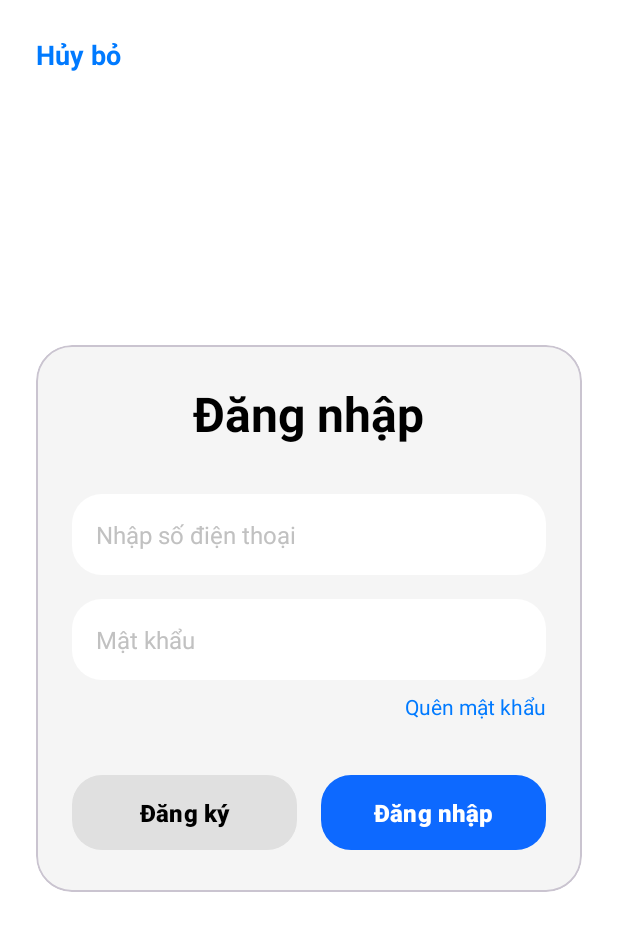
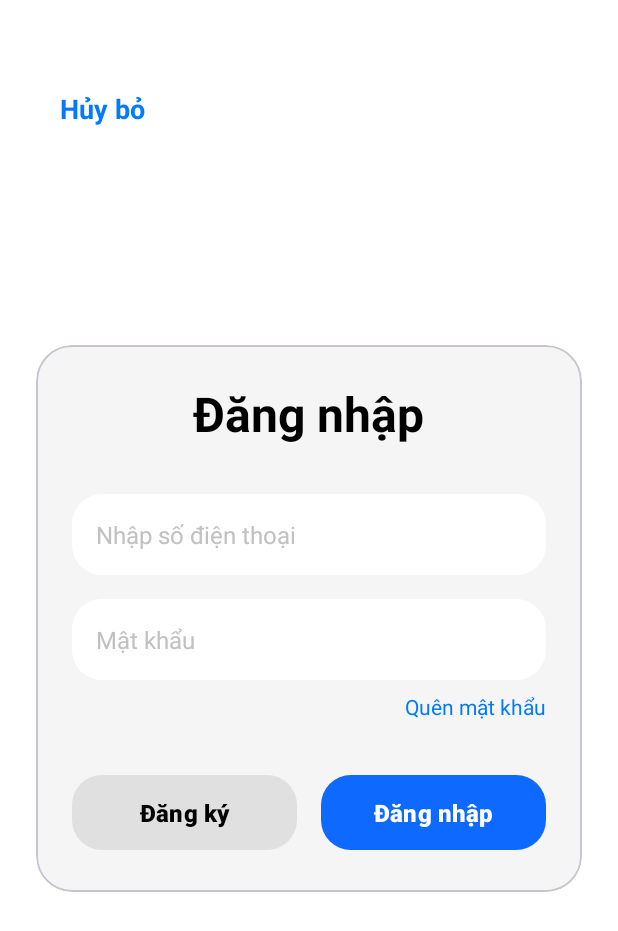
Before and after one commit to PhamNhat2518/android-task-scheduler, an Android app: the layout activity_login.xml on its own in the app's theme, with its tools: preview values and no code run, on a phone screen of 412 x 824 dp. Shown: the top 931 px of the screen. Run offline under Robolectric (Android 15) with nearby library versions, the phone set to English and light mode, and no system bars.

Commit message:
sửa lỗi màn hình login

```diff
--- a/app/src/main/AndroidManifest.xml
+++ b/app/src/main/AndroidManifest.xml
@@ -26,6 +26,9 @@
         <activity android:name=".controller.Activity2" android:exported="false"/>
         <activity android:name=".controller.Activity3" android:exported="false"/>
         <activity android:name=".controller.MainActivity" android:exported="false"/>
+        <activity
+            android:name=".controller.SettingsActivity"
+            android:exported="false" />
     </application>
 
 </manifest>
--- a/app/src/main/java/vn/edu/tlu/appquanlylichtrinh/controller/Activity3.java
+++ b/app/src/main/java/vn/edu/tlu/appquanlylichtrinh/controller/Activity3.java
@@ -7,6 +7,7 @@ import androidx.appcompat.app.AppCompatActivity;
 import com.google.android.material.button.MaterialButton;
 
 import vn.edu.tlu.appquanlylichtrinh.R;
+import vn.edu.tlu.appquanlylichtrinh.controller.MainActivity;
 
 public class Activity3 extends AppCompatActivity {
 
--- /dev/null
+++ b/app/src/main/java/vn/edu/tlu/appquanlylichtrinh/controller/LoginActivity.java
@@ -0,0 +1,6 @@
+package vn.edu.tlu.appquanlylichtrinh.controller;
+
+import android.app.Activity;
+
+public class LoginActivity extends Activity {
+}
--- a/app/src/main/res/layout/activity_login.xml
+++ b/app/src/main/res/layout/activity_login.xml
@@ -7,13 +7,18 @@
     android:layout_height="match_parent"
     android:background="@android:color/white"
     android:padding="24dp"
-    tools:context=".LoginActivity">
+    tools:context=".controller.LoginActivity">
 
     <!-- 1. Nút Hủy bỏ -->
+
+    <!-- 2. Khung đăng nhập chính -->
+
     <TextView
         android:id="@+id/tvCancel"
         android:layout_width="wrap_content"
         android:layout_height="wrap_content"
+        android:layout_marginStart="16dp"
+        android:layout_marginTop="36dp"
         android:text="Hủy bỏ"
         android:textColor="#007AFF"
         android:textSize="18sp"
@@ -21,7 +26,6 @@
         app:layout_constraintStart_toStartOf="parent"
         app:layout_constraintTop_toTopOf="parent" />
 
-    <!-- 2. Khung đăng nhập chính -->
     <com.google.android.material.card.MaterialCardView
         android:layout_width="match_parent"
         android:layout_height="wrap_content"
--- a/app/src/main/res/layout/activity_settings.xml
+++ b/app/src/main/res/layout/activity_settings.xml
@@ -7,7 +7,7 @@
     android:layout_height="match_parent"
     android:background="@android:color/white"
     android:padding="20dp"
-    tools:context=".SettingsActivity">
+    tools:context=".controller.SettingsActivity">
 
     <!-- 1. Thanh tiêu đề tùy chỉnh -->
     <TextView
--- a/app/src/main/res/values-night/themes.xml
+++ b/app/src/main/res/values-night/themes.xml
@@ -2,6 +2,21 @@
     <!-- Base application theme. -->
     <style name="Base.Theme.AppQuanLyLichTrinh" parent="Theme.Material3.DayNight.NoActionBar">
         <!-- Customize your dark theme here. -->
-        <!-- <item name="colorPrimary">@color/my_dark_primary</item> -->
+
+        <!-- Màu chính của ứng dụng (dùng cho Toolbar, Button...) -->
+        <item name="colorPrimary">@color/colorPrimary</item>
+
+        <!-- Màu nền của các thành phần có màu chính (thường là màu chữ) -->
+        <item name="colorOnPrimary">@color/white</item>
+
+        <!-- (Tùy chọn) Màu phụ -->
+        <item name="colorSecondary">@color/colorPrimary</item>
+        <item name="colorOnSecondary">@color/black</item>
+
+        <!-- Màu của thanh trạng thái (status bar) -->
+        <item name="android:statusBarColor">?attr/colorPrimary</item>
     </style>
+
+    <!-- Dòng này có thể không cần thiết nếu Base.Theme đã đủ -->
+    <style name="Theme.AppQuanLyLichTrinh" parent="Base.Theme.AppQuanLyLichTrinh" />
 </resources>
--- a/app/src/main/res/values/themes.xml
+++ b/app/src/main/res/values/themes.xml
@@ -2,7 +2,19 @@
     <!-- Base application theme. -->
     <style name="Base.Theme.AppQuanLyLichTrinh" parent="Theme.Material3.DayNight.NoActionBar">
         <!-- Customize your light theme here. -->
-        <!-- <item name="colorPrimary">@color/my_light_primary</item> -->
+
+        <!-- Màu chính của ứng dụng (dùng cho Toolbar, Button...) -->
+        <item name="colorPrimary">@color/colorPrimary</item>
+
+        <!-- Màu nền của các thành phần có màu chính (thường là màu chữ) -->
+        <item name="colorOnPrimary">@color/white</item>
+
+        <!-- (Tùy chọn) Màu phụ -->
+        <item name="colorSecondary">@color/colorPrimary</item>
+        <item name="colorOnSecondary">@color/black</item>
+
+        <!-- Màu của thanh trạng thái (status bar) -->
+        <item name="android:statusBarColor">?attr/colorPrimary</item>
     </style>
 
     <style name="Theme.AppQuanLyLichTrinh" parent="Base.Theme.AppQuanLyLichTrinh" />
```
Also changed, not shown: app/src/main/java/vn/edu/tlu/appquanlylichtrinh/controller/MainActivity.java (+45 -2 lines), app/src/main/java/vn/edu/tlu/appquanlylichtrinh/controller/SettingsActivity.java (+13 -2 lines), app/src/main/res/layout/activity_main.xml (+4 -10 lines).
